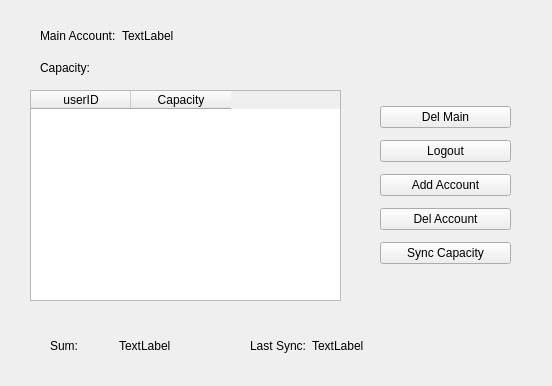
Qt form UI/main_ui.ui (Country-If/TeraCloud) before a commit.
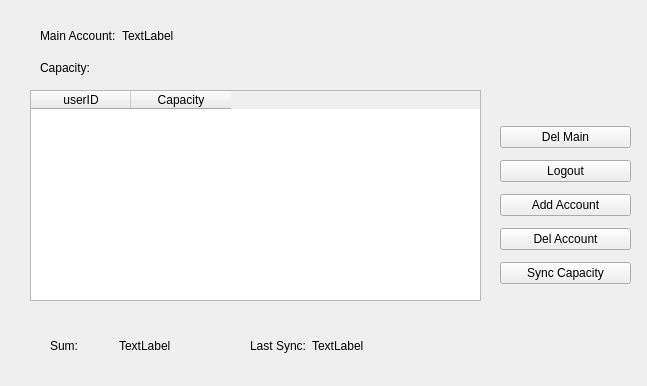
The same form after that commit.

The edit to the form file:
```diff
--- a/UI/main_ui.ui
+++ b/UI/main_ui.ui
@@ -6,7 +6,7 @@
    <rect>
     <x>0</x>
     <y>0</y>
-    <width>552</width>
+    <width>647</width>
     <height>386</height>
    </rect>
   </property>
@@ -31,7 +31,7 @@
     <rect>
      <x>30</x>
      <y>90</y>
-     <width>311</width>
+     <width>451</width>
      <height>211</height>
     </rect>
    </property>
@@ -125,8 +125,8 @@
   <widget class="QWidget" name="layoutWidget">
    <property name="geometry">
     <rect>
-     <x>380</x>
-     <y>100</y>
+     <x>500</x>
+     <y>120</y>
      <width>131</width>
      <height>171</height>
     </rect>
```
